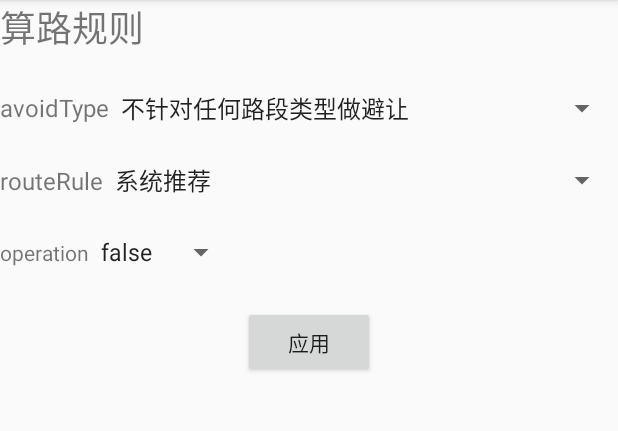
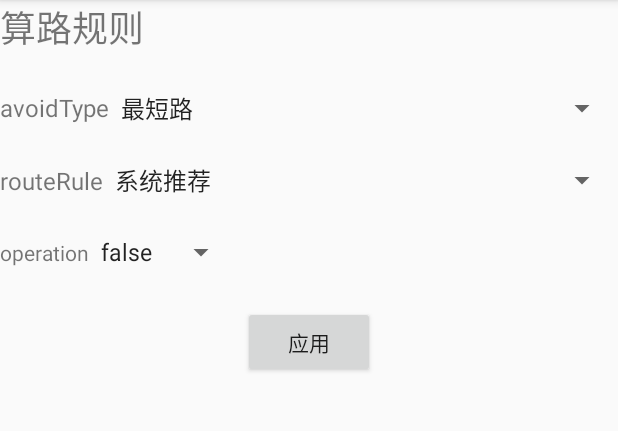
Before and after one commit to laoziaichihebaodan/aidlClient, an Android app: the RouteConditionActivity screen opened directly, with no data from a screen before it, after a tap on "应用", on a phone screen of 412 x 824 dp, the part 84-515 px from its top. Run offline under Robolectric (Android 15) with nearby library versions, the phone set to English and light mode, and no system bars; our stand-ins replace ButterKnife; 1 statement that could not run was skipped.

Commit message:
更新算路条件

```diff
--- a/app/src/main/java/com/fundrive/navaidlclient/modules/RouteConditionActivity.java
+++ b/app/src/main/java/com/fundrive/navaidlclient/modules/RouteConditionActivity.java
@@ -32,9 +32,7 @@ public class RouteConditionActivity extends BaseActivity {
     @BindView(R.id.btn_commit)
     Button btnCommit;
     //避让类型取值范围
-    private int[] types = {0x00, 0x10 | 0x20, 0x02, 0x04, 0x08, 0x10, 0x20, 0x40, 0x80};
-    //避让规则取值范围
-    private int[] rules = {0, 1, 2, 3, 4};
+    private int[] types = {1, 1<<1 , 1<<8, 1<<9, 1<<10, 1<<11,1<<12,1<<13,1<<14, 1<<24,1<<25, 1<<26};
     //开启关闭
     private boolean enabled = false;
 
@@ -56,17 +54,7 @@ public class RouteConditionActivity extends BaseActivity {
             public void onNothingSelected(AdapterView<?> parent) {
             }
         });
-        spRouteRule.setOnItemSelectedListener(new AdapterView.OnItemSelectedListener() {
-            @Override
-            public void onItemSelected(AdapterView<?> parent, View view, int position, long id) {
-                rule = rules[position];
-            }
 
-            @Override
-            public void onNothingSelected(AdapterView<?> parent) {
-
-            }
-        });
         spSwitch.setOnItemSelectedListener(new AdapterView.OnItemSelectedListener() {
             @Override
             public void onItemSelected(AdapterView<?> parent, View view, int position, long id) {
@@ -86,16 +74,15 @@ public class RouteConditionActivity extends BaseActivity {
 
     @OnClick(R.id.btn_commit)
     public void onViewClicked() {
-        makeJson(type,rule,enabled);
+        makeJson(type,enabled);
     }
 
-    private void makeJson(int type, int rule, boolean on) {
+    private void makeJson(int type, boolean on) {
         JSONObject cmdJson = new JSONObject();
         JSONObject jsonObject = new JSONObject();
         try {
-            jsonObject.put("avoidType", type);
-            jsonObject.put("routeRule", rule);
-            jsonObject.put("operation", on);
+            jsonObject.put("iaRoutePreference", type);
+            jsonObject.put("enable", on);
 
             cmdJson.put(Constant.CMD_KEY, Constant.IA_CMD_SET_ROUTE_CONDITION);
             cmdJson.put(Constant.JSON_KEY, jsonObject);
--- a/app/src/main/res/values/arrays.xml
+++ b/app/src/main/res/values/arrays.xml
@@ -2,8 +2,8 @@
 <resources>
     <!--避让类型-->
     <string-array name="avoid_types">
-        <item>不针对任何路段类型做避让</item>
-        <item>避让高速与快速路</item>
+        <item>最短路</item>
+        <item>高速优先</item>
         <item>避让收费路段</item>
         <item>避让轮渡</item>
         <item>避让隧道(仅在 v2 版引擎中支持)</item>
@@ -11,6 +11,9 @@
         <item>避让城市快速路</item>
         <item>避让高架(仅在 v2 版引擎中支持)</item>
         <item>避让未铺设道路(仅在 v2 版引擎中支持)</item>
+        <item>避让拥堵(仅在 v2 版引擎中支持)</item>
+        <item>避让因为交通事件阻断的道路(仅在 v2 版引擎中支持)</item>
+        <item>算路时是否考虑红绿灯代价, WARNING: 仅供调试用</item>
     </string-array>
     <!--避让规则-->
     <string-array name="route_rules">
```
Also changed, not shown: 3 other files.
